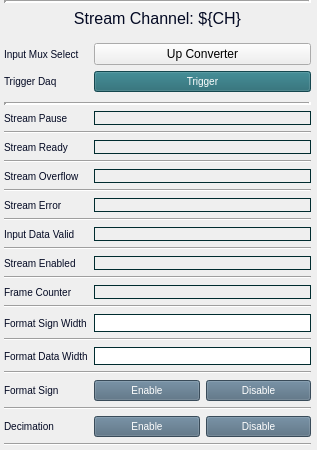
Above: individuals/up_converter_ch_stream.ui from cristinasewell/ATCA_PyDM_Screens before the change. Below: the same form after it.
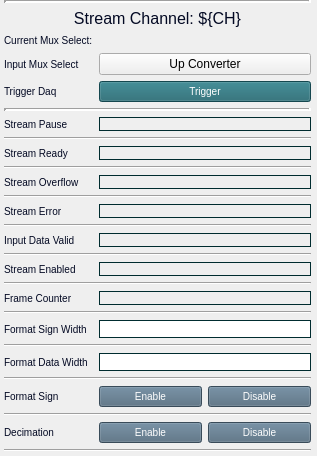
That is the form after the change. Custom widgets are drawn as their Qt base class.

Commit message: ENH - add Current Mux Select String PV

```diff
--- a/individuals/up_converter_ch_stream.ui
+++ b/individuals/up_converter_ch_stream.ui
@@ -535,22 +535,6 @@
        </property>
       </widget>
      </item>
-     <item row="2" column="0">
-      <spacer name="verticalSpacer_3">
-       <property name="orientation">
-        <enum>Qt::Vertical</enum>
-       </property>
-       <property name="sizeType">
-        <enum>QSizePolicy::Expanding</enum>
-       </property>
-       <property name="sizeHint" stdset="0">
-        <size>
-         <width>20</width>
-         <height>20</height>
-        </size>
-       </property>
-      </spacer>
-     </item>
      <item row="8" column="1">
       <widget class="PyDMLabel" name="PyDMLabel">
        <property name="toolTip">
@@ -855,6 +839,39 @@
        </property>
       </widget>
      </item>
+     <item row="2" column="1">
+      <widget class="PyDMLabel" name="PyDMLabel_8">
+       <property name="toolTip">
+        <string/>
+       </property>
+       <property name="styleSheet">
+        <string notr="true">QLabel{
+ color:#25255F;
+ font-size: 10px;
+}</string>
+       </property>
+       <property name="text">
+        <string/>
+       </property>
+       <property name="channel" stdset="0">
+        <string>ca://${DEVICE}:DAQMUX1_IMPMUXSELSTR${CH}</string>
+       </property>
+      </widget>
+     </item>
+     <item row="2" column="0">
+      <widget class="QLabel" name="label_15">
+       <property name="styleSheet">
+        <string notr="true">QLabel{
+  color:#030923;
+  font-size: 10px;
+  font-style: bold;
+}</string>
+       </property>
+       <property name="text">
+        <string>Current Mux Select:</string>
+       </property>
+      </widget>
+     </item>
     </layout>
    </item>
   </layout>
```
The commit also changes 3 other files.
